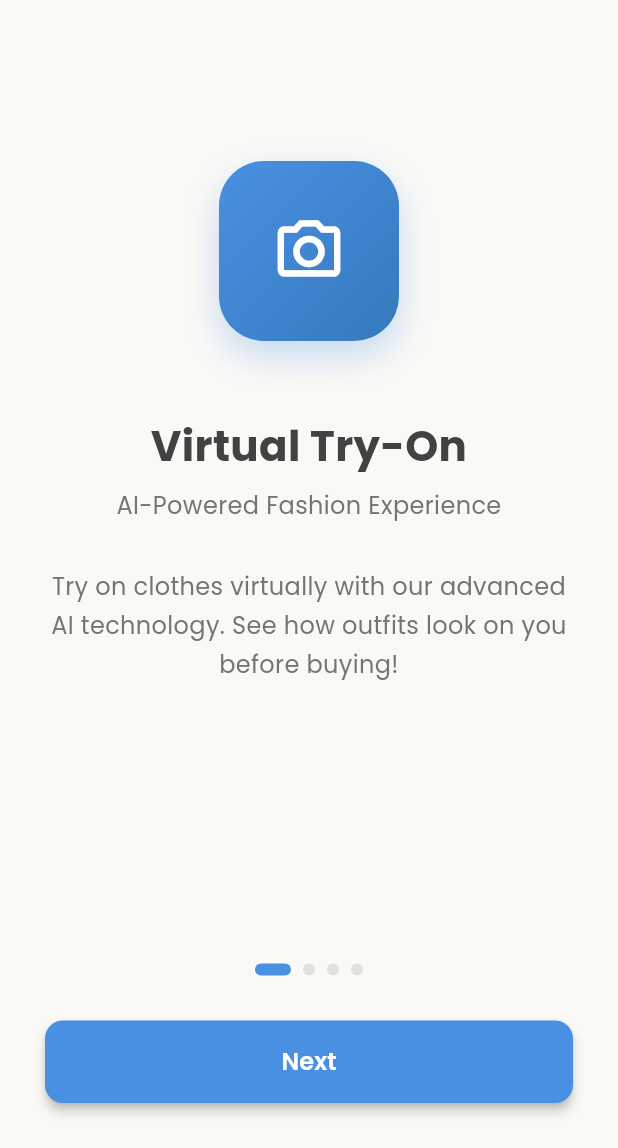
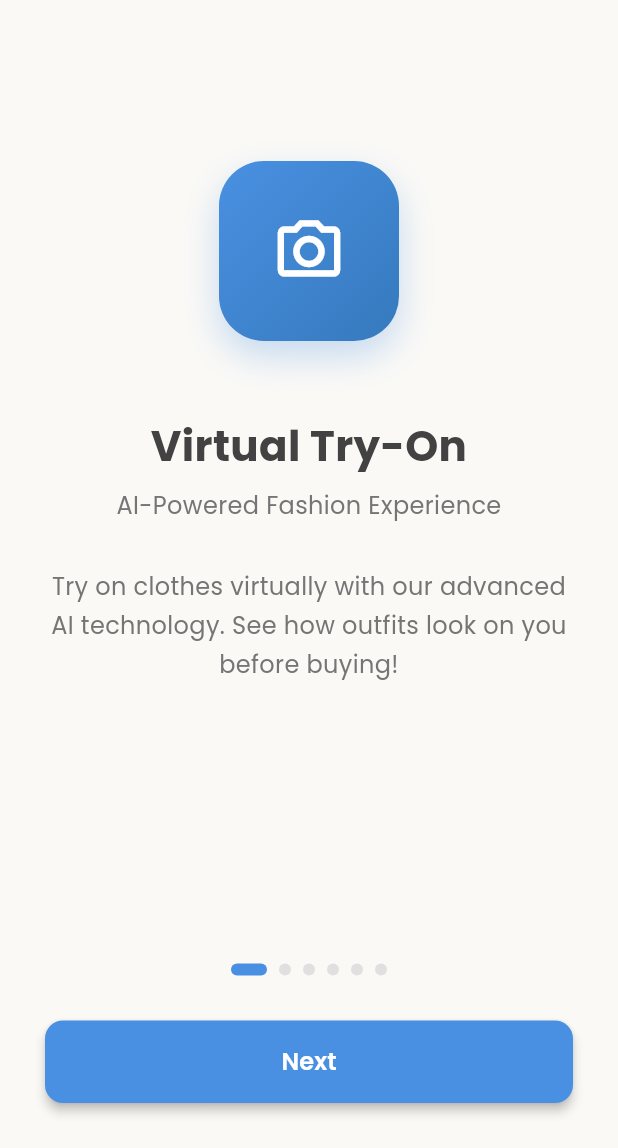
Before and after one commit to aviitfbrsyh/FitOutfit, a Flutter app: the screen it shows after launch, on a phone screen of 412 x 824 dp, the part 88-1236 px from its top. Run offline on Flutter 3.47's test engine with Material 3 defaults, Android fonts, the phone set to English and light mode, and no system bars; our stand-ins replace cached_network_image, cloud_firestore, csv, firebase_auth, firebase_core, firebase_storage and 9 more; accounts and stored records are empty.

Commit message:
Update onboarding_page.dart

```diff
--- a/FitOutfit/lib/pages/onboarding_page.dart
+++ b/FitOutfit/lib/pages/onboarding_page.dart
@@ -16,7 +16,7 @@ class _OnboardingPageState extends State<OnboardingPage>
   late Animation<double> _fadeAnimation;
 
   int _currentIndex = 0;
-  final int _totalPages = 4;
+  final int _totalPages = 6;
 
   final List<OnboardingData> _onboardingData = [
     OnboardingData(
@@ -50,6 +50,23 @@ class _OnboardingPageState extends State<OnboardingPage>
           'Keep track of your favorite outfits, create lookbooks, and build your personal style portfolio.',
       icon: Icons.history_outlined,
       colors: [Color(0xFF7B68EE), Color(0xFF6A5ACD)],
+    ),
+    // --- Tambahan fitur baru ---
+    OnboardingData(
+      title: 'Budget AI Quiz',
+      subtitle: 'Personalized Fashion Budgeting',
+      description:
+          'Discover your shopping personality and get smart budget tips with our interactive AI-powered quiz. Shop smarter, stay stylish!',
+      icon: Icons.psychology_outlined,
+      colors: [Color(0xFF2ECC7A), Color(0xFFF5A623)],
+    ),
+    OnboardingData(
+      title: 'Outfit Planner',
+      subtitle: 'Plan Your Looks Ahead',
+      description:
+          'Schedule and organize your outfits for any day. Never run out of style ideas and always be prepared for every occasion!',
+      icon: Icons.event_note_outlined,
+      colors: [Color(0xFF4A90E2), Color(0xFFF5A623)],
     ),
   ];
 
```
